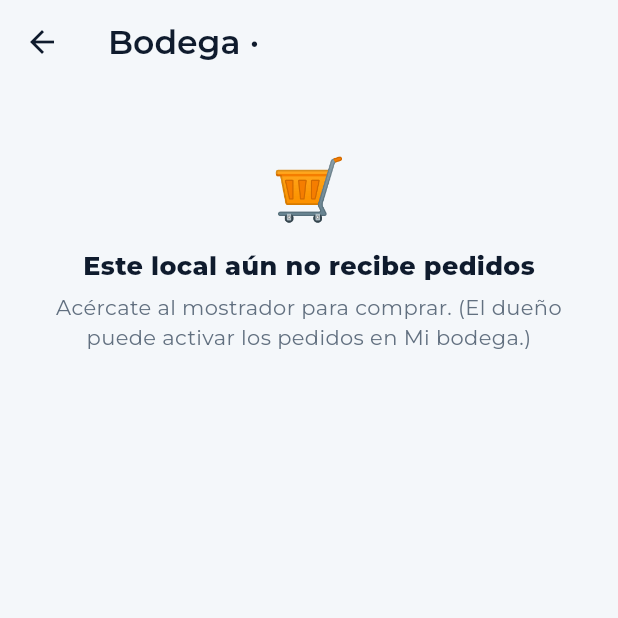
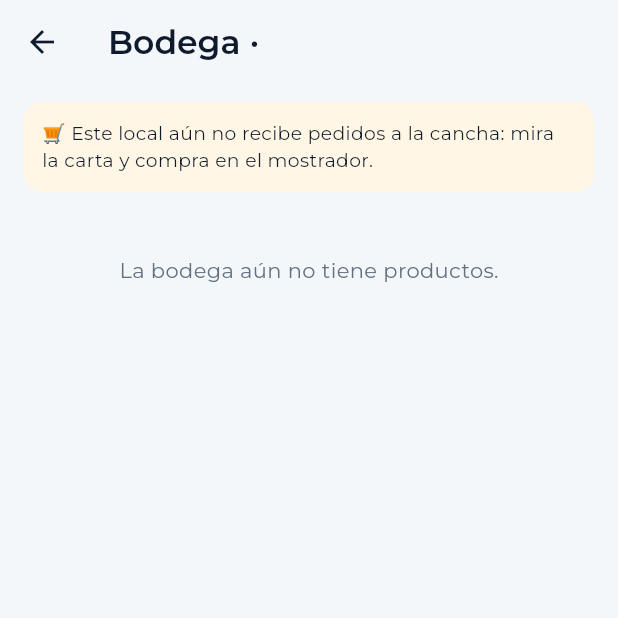
Before and after one commit to dcalagua/canchas-app-lima, a Flutter app: the PedirBodegaScreen screen opened directly with empty values, on a phone screen of 412 x 824 dp, the top half of it. Run offline on Flutter 3.47's test engine with Material 3 defaults, Android fonts, the phone set to English and light mode, and no system bars; our stand-ins replace app_links, audioplayers, cached_network_image, file_picker, firebase_core, firebase_messaging and 20 more; missing offline and left inert: android_intent_plus, flutter_callkit_incoming, flutter_webrtc, google_mlkit_text_recognition, record; accounts and stored records are empty.

Commit message:
Bodega del local: la CARTA se ve siempre, pedir depende del toggle
Reporte del director: puso un producto en Sabor Golazo y con otra
cuenta no lo veia. Causa UX: si el dueno no habia activado "Acepto
pedidos", la pantalla mostraba solo el aviso y ocultaba la carta.
Ahora la carta (productos + precios) se muestra SIEMPRE al visitante;
si el local no recibe pedidos sale un banner ("mira la carta y compra
en el mostrador") y los productos quedan en solo-lectura (sin ticket
ni boton de pedir).

Co-Authored-By: Claude Fable 5 <noreply@anthropic.com>
Claude-Session: https://claude.ai/code/session_017fg7ijXuZRX6jvFjZELf83

```diff
--- a/lib/screens/pedir_bodega_screen.dart
+++ b/lib/screens/pedir_bodega_screen.dart
@@ -246,31 +246,31 @@ class _PedirBodegaScreenState extends State<PedirBodegaScreen> {
                           ],
                         ),
                       ),
+                    // La CARTA se ve SIEMPRE (aunque el local no reciba
+                    // pedidos todavía): el cliente conoce los precios y compra
+                    // en el mostrador. Solo el PEDIR depende del toggle.
                     if (cfg != null && !cfg.aceptaPedidos) ...[
-                      const SizedBox(height: 30),
-                      const Center(
-                          child: Text('🛒', style: TextStyle(fontSize: 40))),
-                      const SizedBox(height: 10),
-                      const Center(
-                        child: Text('Este local aún no recibe pedidos',
-                            style: TextStyle(
-                                fontWeight: FontWeight.w800, fontSize: 17)),
+                      Container(
+                        padding: const EdgeInsets.all(12),
+                        margin: const EdgeInsets.only(bottom: 12),
+                        decoration: BoxDecoration(
+                          color: const Color(0xFFFFF6E5),
+                          borderRadius: BorderRadius.circular(12),
                         ),
-                      const SizedBox(height: 6),
-                      const Center(
-                        child: Text(
-                            'Acércate al mostrador para comprar. (El dueño '
-                            'puede activar los pedidos en Mi bodega.)',
-                            textAlign: TextAlign.center,
-                            style: TextStyle(color: textoTenue)),
+                        child: const Text(
+                            '🛒 Este local aún no recibe pedidos a la '
+                            'cancha: mira la carta y compra en el mostrador.',
+                            style: TextStyle(fontSize: 12.5)),
                       ),
-                    ] else if (_productos.isEmpty) ...[
+                    ],
+                    if (_productos.isEmpty) ...[
                       const SizedBox(height: 30),
                       const Center(
                         child: Text('La bodega aún no tiene productos.',
                             style: TextStyle(color: textoTenue)),
                       ),
                     ] else ...[
+                      if (cfg?.aceptaPedidos ?? false) ...[
                         const Text('¿Dónde estás? Te lo llevamos ahí 🏃',
                             style: TextStyle(fontWeight: FontWeight.w700)),
                         const SizedBox(height: 8),
@@ -291,6 +291,7 @@ class _PedirBodegaScreenState extends State<PedirBodegaScreen> {
                             style:
                                 TextStyle(color: textoTenue, fontSize: 12.5)),
                         const SizedBox(height: 8),
+                      ],
                       for (final p in _productos)
                         Container(
                           margin: const EdgeInsets.only(bottom: 8),
@@ -305,7 +306,9 @@ class _PedirBodegaScreenState extends State<PedirBodegaScreen> {
                                     : trazo),
                           ),
                           child: ListTile(
-                            onTap: () => _sumar(p, 1),
+                            onTap: (cfg?.aceptaPedidos ?? false)
+                                ? () => _sumar(p, 1)
+                                : null,
                             leading: p.fotoUrl != null &&
                                     p.fotoUrl!.isNotEmpty
                                 ? ClipRRect(
@@ -333,7 +336,9 @@ class _PedirBodegaScreenState extends State<PedirBodegaScreen> {
                                 style: const TextStyle(
                                     color: bosque,
                                     fontWeight: FontWeight.w700)),
-                            trailing: (_ticket[p.id] ?? 0) == 0
+                            trailing: !(cfg?.aceptaPedidos ?? false)
+                                ? null
+                                : (_ticket[p.id] ?? 0) == 0
                                     ? const Icon(Icons.add_circle_outline,
                                         color: bosque)
                                     : Row(
```
Lines whose indentation alone changed are shown as unchanged.
